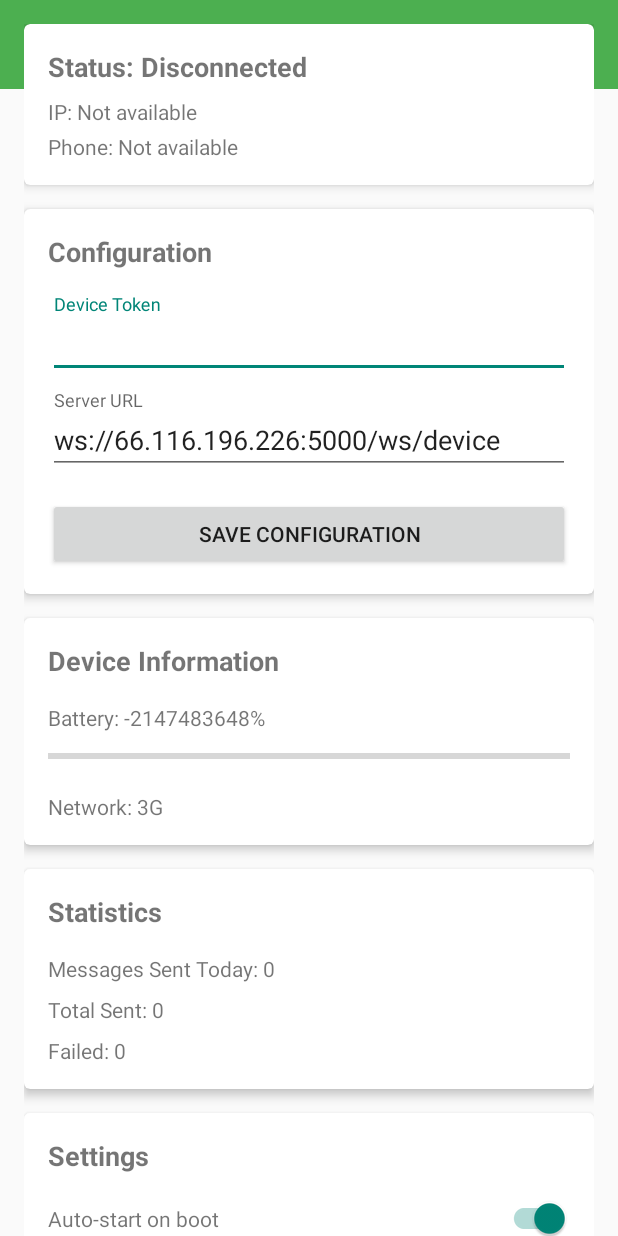
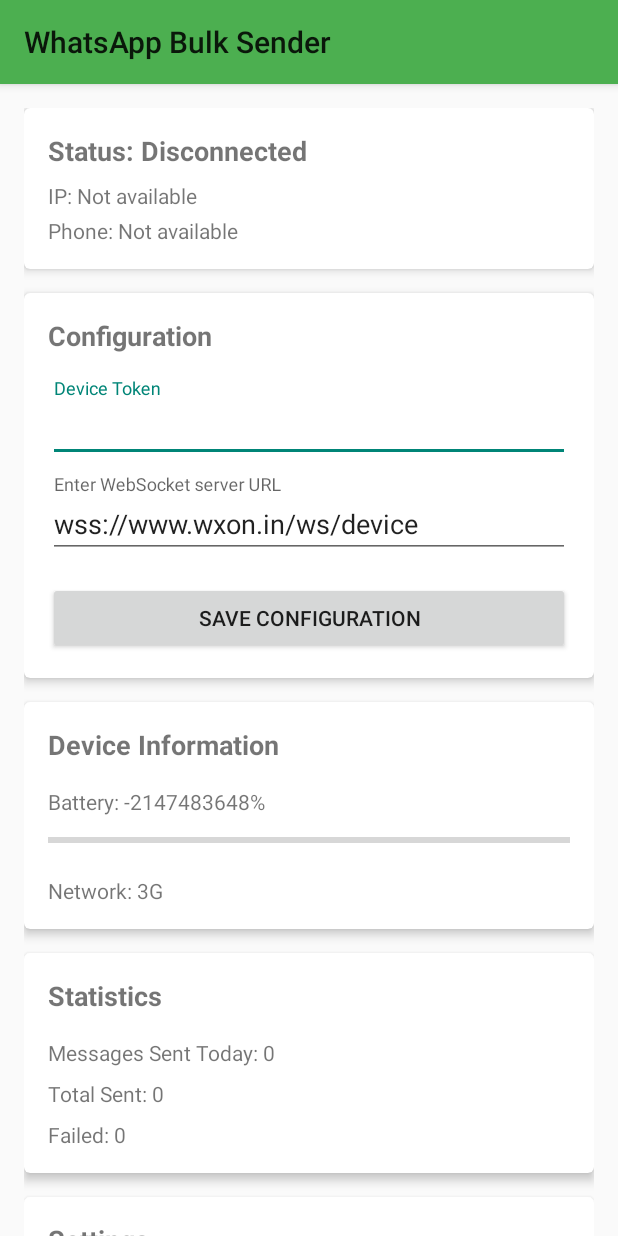
Before and after one commit to mrchandarshekhar742-lgtm/Bulk_whatsapp_message, an Android app: the screen it shows after launch (MainActivity), on a phone screen of 412 x 824 dp. Run offline under Robolectric (Android 15) with nearby library versions, the phone set to English and light mode, and no system bars.

Commit message:
first commit

```diff
--- a/android-app/app/src/main/java/com/whatsapppro/bulksender/network/WebSocketManager.kt
+++ b/android-app/app/src/main/java/com/whatsapppro/bulksender/network/WebSocketManager.kt
@@ -42,7 +42,7 @@
         _connectionState.value = ConnectionState.CONNECTING
 
         val url = "$serverUrl?token=$deviceToken"
-        Log.d(TAG, "Attempting to connect to: $url")
+        Log.d(TAG, "Final WebSocket URL: $url")
         val request = Request.Builder()
             .url(url)
             .build()
--- a/android-app/app/src/main/java/com/whatsapppro/bulksender/ui/MainActivity.kt
+++ b/android-app/app/src/main/java/com/whatsapppro/bulksender/ui/MainActivity.kt
@@ -41,8 +41,7 @@
         binding = ActivityMainBinding.inflate(layoutInflater)
         setContentView(binding.root)
 
-        // Skip toolbar setup to avoid ActionBar conflict
-        // setSupportActionBar(binding.toolbar)
+        setSupportActionBar(binding.toolbar)
 
         setupUI()
         checkPermissions()
@@ -58,6 +57,8 @@
 
         // Load saved server URL
         binding.etServerUrl.setText(PrefsHelper.getServerUrl(this))
+        // Set hint to show domain instead of IP
+        binding.etServerUrl.hint = "wss://www.wxon.in/ws/device"
 
         // Save button
         binding.btnSave.setOnClickListener {
@@ -276,6 +277,4 @@
             }
         }
     }
-
-    // Menu functions completely removed to avoid missing references
 }
--- a/android-app/app/src/main/java/com/whatsapppro/bulksender/utils/PrefsHelper.kt
+++ b/android-app/app/src/main/java/com/whatsapppro/bulksender/utils/PrefsHelper.kt
@@ -34,7 +34,15 @@
     }
 
     fun getServerUrl(context: Context): String {
-        return getPrefs(context).getString(KEY_SERVER_URL, "ws://66.116.196.226:5000/ws/device") ?: "ws://66.116.196.226:5000/ws/device"
+        val defaultUrl = "wss://www.wxon.in/ws/device"
+        val savedUrl = getPrefs(context).getString(KEY_SERVER_URL, defaultUrl) ?: defaultUrl
+
+        // Force the URL to be in the correct, secure format
+        return if (savedUrl.startsWith("ws://") || !savedUrl.contains("www.")) {
+            savedUrl.replace("ws://", "wss://").replace("wxon.in", "www.wxon.in")
+        } else {
+            savedUrl
+        }
     }
 
     // Auto Start
--- a/android-app/app/src/main/res/layout/activity_main.xml
+++ b/android-app/app/src/main/res/layout/activity_main.xml
@@ -7,27 +7,24 @@
     android:layout_height="match_parent"
     tools:context=".ui.MainActivity">
 
-    <!-- Toolbar removed to fix ActionBar conflict -->
-    <LinearLayout
+    <com.google.android.material.appbar.AppBarLayout
         android:layout_width="match_parent"
-        android:layout_height="wrap_content"
-        android:background="?attr/colorPrimary"
-        android:padding="16dp"
-        android:orientation="vertical">
+        android:layout_height="wrap_content">
 
-        <TextView
-            android:layout_width="wrap_content"
-            android:layout_height="wrap_content"
-            android:text="WhatsApp Bulk Sender"
-            android:textColor="@color/white"
-            android:textSize="20sp"
-            android:textStyle="bold" />
+        <androidx.appcompat.widget.Toolbar
+            android:id="@+id/toolbar"
+            android:layout_width="match_parent"
+            android:layout_height="?attr/actionBarSize"
+            android:background="?attr/colorPrimary"
+            app:popupTheme="@style/ThemeOverlay.AppCompat.Light"
+            app:title="WhatsApp Bulk Sender" />
 
-    </LinearLayout>
+    </com.google.android.material.appbar.AppBarLayout>
 
     <androidx.core.widget.NestedScrollView
         android:layout_width="match_parent"
-        android:layout_height="match_parent">
+        android:layout_height="match_parent"
+        app:layout_behavior="@string/appbar_scrolling_view_behavior">
 
         <LinearLayout
             android:layout_width="match_parent"
@@ -115,13 +112,15 @@
                         android:layout_width="match_parent"
                         android:layout_height="wrap_content"
                         android:layout_marginTop="8dp"
-                        android:hint="Server URL">
+                        android:hint="@string/server_url_hint">
 
                         <com.google.android.material.textfield.TextInputEditText
                             android:id="@+id/etServerUrl"
                             android:layout_width="match_parent"
                             android:layout_height="wrap_content"
                             android:inputType="textUri"
+                            android:text="@string/default_server_url"
+                            android:hint="@string/domain_example"
                             android:maxLines="1" />
 
                     </com.google.android.material.textfield.TextInputLayout>
--- a/android-app/app/src/main/res/values/strings.xml
+++ b/android-app/app/src/main/res/values/strings.xml
@@ -1,6 +1,9 @@
 <?xml version="1.0" encoding="utf-8"?>
 <resources>
-    <string name="app_name">WhatsApp Pro Bulk Sender</string>
+    <string name="app_name">WhatsApp Pro</string>
     <string name="settings">Settings</string>
     <string name="accessibility_service_description">WhatsApp Pro Bulk Sender needs accessibility permission to automatically send messages. This service will only interact with WhatsApp to click the send button after typing messages.</string>
+    <string name="default_server_url">ws://wxon.in/ws/device</string>
+    <string name="server_url_hint">Enter WebSocket server URL</string>
+    <string name="domain_example">Example: ws://wxon.in/ws/device</string>
 </resources>
--- a/android-app/app/src/main/res/values/themes.xml
+++ b/android-app/app/src/main/res/values/themes.xml
@@ -1,10 +1,6 @@
 <resources xmlns:tools="http://schemas.android.com/tools">
     <!-- Base application theme. -->
     <style name="Theme.WhatsAppProBulkSender" parent="Theme.AppCompat.Light.NoActionBar">
-        <!-- Explicitly disable window action bar -->
-        <item name="windowActionBar">false</item>
-        <item name="windowNoTitle">true</item>
-
         <!-- Primary brand color. -->
         <item name="colorPrimary">@color/green_500</item>
         <item name="colorPrimaryVariant">@color/green_700</item>
@@ -16,8 +12,4 @@
         <!-- Status bar color. -->
         <item name="android:statusBarColor">?attr/colorPrimaryVariant</item>
     </style>
-    <style name="AppTheme.NoActionBar" parent="Theme.AppCompat.Light.DarkActionBar">
-        <item name="windowActionBar">false</item>
-        <item name="windowNoTitle">true</item>
-    </style>
 </resources>
```
Also changed, not shown: android-app/app/src/main/java/com/whatsapppro/bulksender/service/WhatsAppAccessibilityService.kt (+43 -53 lines), android-app/app/src/main/res/xml/network_security_config.xml (+10 -3 lines), 3 other files.
